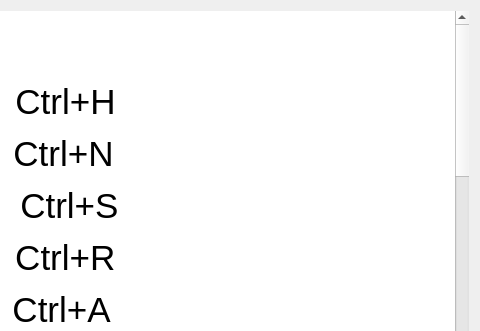
The window that Codebase/GUI/UI_Files/HelpWidget.ui (Mulukulum/Amberia) describes before a commit, drawn with Qt 5; both pictures show x 687 to 1167 and y 0 to 331 of the 1167 by 665 pixel window.
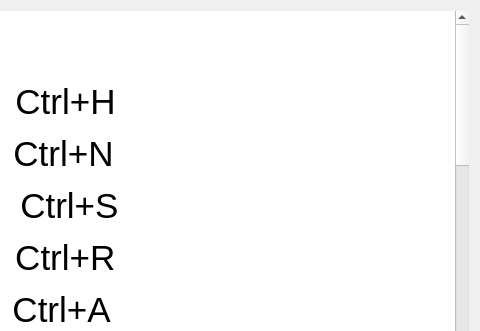
The same window after the commit. Icons and pictures are not drawn.

Commit message: HI SHYAM!

Diff of the .ui file:
```diff
--- a/Codebase/GUI/UI_Files/HelpWidget.ui
+++ b/Codebase/GUI/UI_Files/HelpWidget.ui
@@ -77,7 +77,12 @@
 &lt;p style=&quot; margin-top:12px; margin-bottom:12px; margin-left:0px; margin-right:0px; -qt-block-indent:0; text-indent:0px;&quot;&gt;&lt;span style=&quot; font-size:14pt;&quot;&gt;	Tasks have a due date, which is not set when a task is created. &lt;/span&gt;&lt;/p&gt;
 &lt;p style=&quot; margin-top:12px; margin-bottom:12px; margin-left:0px; margin-right:0px; -qt-block-indent:0; text-indent:0px;&quot;&gt;&lt;span style=&quot; font-size:14pt;&quot;&gt;	Due date maybe set after creation and you can choose to be reminded when the task is due. &lt;/span&gt;&lt;/p&gt;
 &lt;p style=&quot; margin-top:12px; margin-bottom:12px; margin-left:0px; margin-right:0px; -qt-block-indent:0; text-indent:0px;&quot;&gt;&lt;span style=&quot; font-size:14pt; font-weight:600; text-decoration: underline;&quot;&gt;3.) Description:&lt;/span&gt;&lt;span style=&quot; font-size:14pt; font-weight:600;&quot;&gt; &lt;/span&gt;&lt;/p&gt;
-&lt;p style=&quot; margin-top:12px; margin-bottom:12px; margin-left:0px; margin-right:0px; -qt-block-indent:0; text-indent:0px;&quot;&gt;&lt;span style=&quot; font-size:14pt;&quot;&gt;	Tasks can have notes or text attached to them which can be used to store important information like a list of groceries for example.&lt;/span&gt;&lt;br /&gt;&lt;/p&gt;
+&lt;p style=&quot; margin-top:12px; margin-bottom:12px; margin-left:0px; margin-right:0px; -qt-block-indent:0; text-indent:0px;&quot;&gt;&lt;span style=&quot; font-size:14pt;&quot;&gt;	Tasks can have notes or text attached to them which can be used to store important information like a list of groceries for example. &lt;/span&gt;&lt;/p&gt;
+&lt;p style=&quot; margin-top:12px; margin-bottom:12px; margin-left:0px; margin-right:0px; -qt-block-indent:0; text-indent:0px;&quot;&gt;&lt;span style=&quot; font-size:14pt; font-weight:600; text-decoration: underline;&quot;&gt;4.) Reminder:&lt;/span&gt;&lt;/p&gt;
+&lt;p style=&quot; margin-top:12px; margin-bottom:12px; margin-left:0px; margin-right:0px; -qt-block-indent:0; text-indent:0px;&quot;&gt;&lt;span style=&quot; font-size:14pt;&quot;&gt;	When you would like to be reminded about a task by notification, checking the '&lt;/span&gt;&lt;span style=&quot; font-size:14pt; font-weight:600;&quot;&gt;Remind Me' &lt;/span&gt;&lt;span style=&quot; font-size:14pt;&quot;&gt;box will popup a notification at the due date. &lt;/span&gt;&lt;/p&gt;
+&lt;p style=&quot; margin-top:12px; margin-bottom:12px; margin-left:0px; margin-right:0px; -qt-block-indent:0; text-indent:0px;&quot;&gt;&lt;span style=&quot; font-size:14pt;&quot;&gt;Tasks may also be deleted&lt;/span&gt;&lt;/p&gt;
+&lt;p style=&quot;-qt-paragraph-type:empty; margin-top:12px; margin-bottom:12px; margin-left:0px; margin-right:0px; -qt-block-indent:0; text-indent:0px; font-size:14pt;&quot;&gt;&lt;br /&gt;&lt;/p&gt;
+&lt;p style=&quot; margin-top:12px; margin-bottom:12px; margin-left:0px; margin-right:0px; -qt-block-indent:0; text-indent:0px;&quot;&gt;&lt;span style=&quot; font-size:18pt;&quot;&gt;These properties can be edited using the '&lt;/span&gt;&lt;span style=&quot; font-size:18pt; font-weight:600;&quot;&gt;Edit Task' &lt;/span&gt;&lt;span style=&quot; font-size:18pt;&quot;&gt;button. An example is shown below&lt;/span&gt;&lt;br /&gt;&lt;/p&gt;
 &lt;p style=&quot;-qt-paragraph-type:empty; margin-top:12px; margin-bottom:12px; margin-left:0px; margin-right:0px; -qt-block-indent:0; text-indent:0px;&quot;&gt;&lt;br /&gt;&lt;/p&gt;
 &lt;p style=&quot;-qt-paragraph-type:empty; margin-top:12px; margin-bottom:12px; margin-left:0px; margin-right:0px; -qt-block-indent:0; text-indent:0px;&quot;&gt;&lt;br /&gt;&lt;/p&gt;
 &lt;p style=&quot;-qt-paragraph-type:empty; margin-top:12px; margin-bottom:12px; margin-left:0px; margin-right:0px; -qt-block-indent:0; text-indent:0px;&quot;&gt;&lt;br /&gt;&lt;/p&gt;
```
The commit also changes 1 other file.
